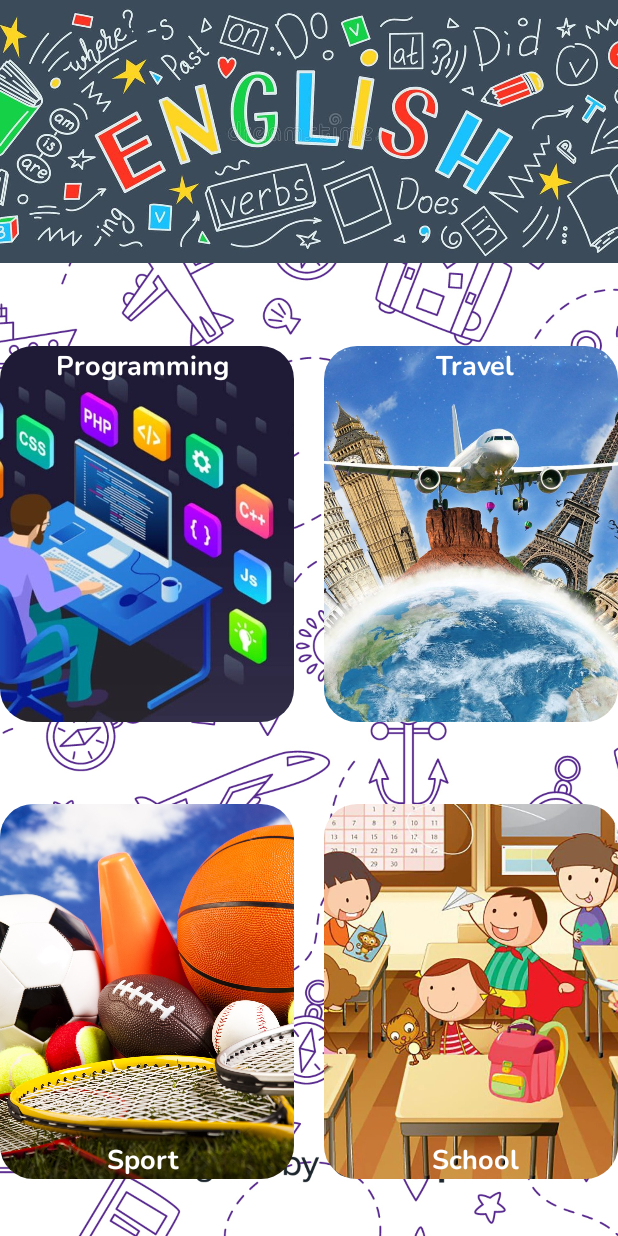
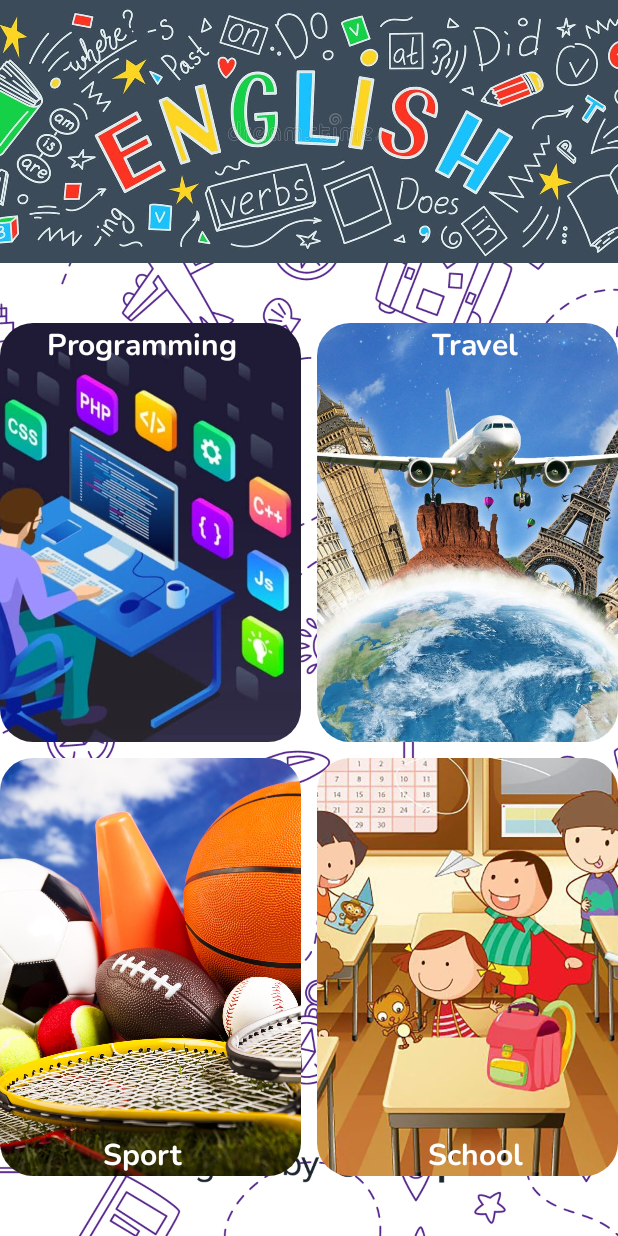
Before and after one commit to NikolayEl/LearnEnglishWordsApp, an Android app: the screen it shows after launch (StartLearn), on a phone screen of 412 x 824 dp. Run offline under Robolectric (Android 15) with nearby library versions, the phone set to English and light mode, and no system bars.

Commit message:
fixed bug in start layout

```diff
--- a/app/src/main/res/layout/activity_start_learn.xml
+++ b/app/src/main/res/layout/activity_start_learn.xml
@@ -48,16 +48,17 @@
     <LinearLayout
         android:id="@+id/linearLayout"
         android:layout_width="match_parent"
-        android:layout_height="555dp"
-        android:layout_marginVertical="55dp"
+        android:layout_height="match_parent"
+        android:layout_marginTop="215dp"
+        android:layout_marginBottom="40dp"
         android:orientation="vertical"
-        app:layout_constraintTop_toBottomOf="@+id/imageView5"
-        tools:layout_editor_absoluteX="10dp">
+        app:layout_constraintBottom_toBottomOf="@+id/imageView4"
+        app:layout_constraintTop_toBottomOf="@+id/imageView5">
 
         <LinearLayout
             android:layout_width="match_parent"
             android:layout_height="match_parent"
-            android:layout_marginBottom="27dp"
+            android:layout_marginBottom="5dp"
             android:layout_weight="1"
             android:orientation="horizontal"
             app:layout_constraintTop_toBottomOf="@+id/imageView5">
@@ -66,7 +67,7 @@
                 android:id="@+id/ivProgrammingLearn"
                 android:layout_width="match_parent"
                 android:layout_height="match_parent"
-                android:layout_marginEnd="10dp"
+                android:layout_marginEnd="5dp"
                 android:layout_weight="1"
                 android:background="@drawable/shape_button_future"
                 android:clipToOutline="true"
@@ -79,7 +80,7 @@
                 android:id="@+id/ivTravelLearn"
                 android:layout_width="match_parent"
                 android:layout_height="match_parent"
-                android:layout_marginStart="10dp"
+                android:layout_marginStart="5dp"
                 android:layout_weight="1"
                 android:background="@drawable/shape_button_future"
                 android:clipToOutline="true"
@@ -93,7 +94,7 @@
         <LinearLayout
             android:layout_width="match_parent"
             android:layout_height="match_parent"
-            android:layout_marginTop="27dp"
+            android:layout_marginTop="5dp"
             android:layout_weight="1"
             android:orientation="horizontal"
             app:layout_constraintTop_toBottomOf="@+id/imageView5">
@@ -102,7 +103,7 @@
                 android:id="@+id/ivSpotrLearn"
                 android:layout_width="match_parent"
                 android:layout_height="match_parent"
-                android:layout_marginEnd="10dp"
+                android:layout_marginEnd="5dp"
                 android:layout_weight="1"
                 android:background="@drawable/shape_button_future"
                 android:clipToOutline="true"
@@ -115,7 +116,7 @@
                 android:id="@+id/ivShoolLearn"
                 android:layout_width="match_parent"
                 android:layout_height="match_parent"
-                android:layout_marginStart="10dp"
+                android:layout_marginStart="5dp"
                 android:layout_weight="1"
                 android:background="@drawable/shape_button_future"
                 android:clipToOutline="true"
@@ -135,7 +136,7 @@
         android:fontFamily="@font/nunito_bold"
         android:text="@string/result_programming"
         android:textColor="@color/white"
-        android:textSize="18sp"
+        android:textSize="20sp"
         android:gravity="center"
         app:layout_constraintStart_toStartOf="@+id/imageView4"
         app:layout_constraintTop_toTopOf="@+id/linearLayout">
@@ -150,7 +151,7 @@
         android:gravity="center"
         android:text="@string/result_sport"
         android:textColor="@color/white"
-        android:textSize="18sp"
+        android:textSize="20sp"
         app:layout_constraintBottom_toBottomOf="@+id/linearLayout"
         app:layout_constraintStart_toStartOf="@+id/imageView4">
 
@@ -164,7 +165,7 @@
         android:gravity="center"
         android:text="@string/result_travel"
         android:textColor="@color/white"
-        android:textSize="18sp"
+        android:textSize="20sp"
         app:layout_constraintEnd_toEndOf="parent"
         app:layout_constraintTop_toTopOf="@+id/linearLayout">
 
@@ -178,7 +179,7 @@
         android:gravity="center"
         android:text="@string/result_school"
         android:textColor="@color/white"
-        android:textSize="18sp"
+        android:textSize="20sp"
         app:layout_constraintBottom_toBottomOf="@+id/linearLayout"
         app:layout_constraintEnd_toEndOf="parent">
 
```
